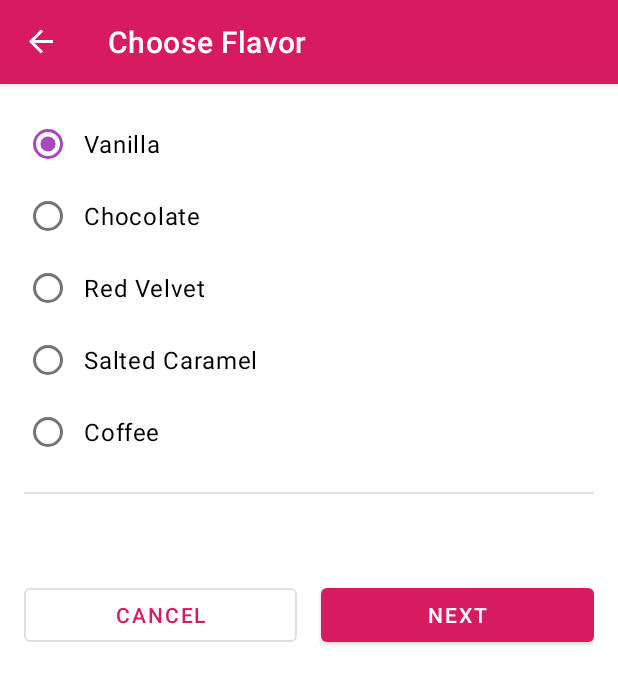
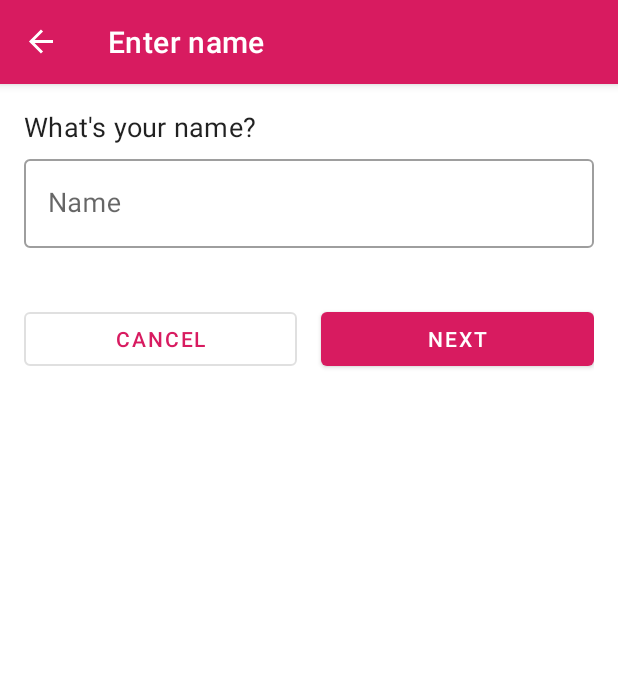
Before and after one commit to DmytroDyshuk/CupcakeOrderAppVM, an Android app: the screen it shows after launch (MainActivity), after a tap on "ONE CUPCAKE", on a phone screen of 412 x 824 dp. Shown: the top 684 px of the screen. Run offline under Robolectric (Android 15) with nearby library versions, the phone set to English and light mode, and no system bars; our stand-ins replace data binding, navigation-ui.

Commit message:
added logic for entering a name

```diff
--- /dev/null
+++ b/app/src/main/java/com/example/cupcakeorderappvm/NameFragment.kt
@@ -0,0 +1,63 @@
+package com.example.cupcakeorderappvm
+
+import android.os.Bundle
+import androidx.fragment.app.Fragment
+import android.view.LayoutInflater
+import android.view.View
+import android.view.ViewGroup
+import androidx.core.widget.addTextChangedListener
+import androidx.fragment.app.activityViewModels
+import androidx.navigation.fragment.findNavController
+import com.example.cupcakeorderappvm.databinding.FragmentNameBinding
+import com.example.cupcakeorderappvm.model.OrderViewModel
+
+class NameFragment : Fragment() {
+
+    private var binding: FragmentNameBinding? = null
+
+    private val sharedViewModel: OrderViewModel by activityViewModels()
+
+    override fun onCreateView(inflater: LayoutInflater, container: ViewGroup?, savedInstanceState: Bundle?): View? {
+        val fragmentBinding = FragmentNameBinding.inflate(inflater, container, false)
+        binding = fragmentBinding
+        return fragmentBinding.root
+    }
+
+    override fun onViewCreated(view: View, savedInstanceState: Bundle?) {
+        super.onViewCreated(view, savedInstanceState)
+        binding?.apply {
+            viewModel = sharedViewModel
+            lifecycleOwner = viewLifecycleOwner
+            fragmentName = this@NameFragment
+        }
+        setErrorNameListener()
+    }
+
+    override fun onDestroy() {
+        super.onDestroy()
+        binding = null
+    }
+
+    private fun setErrorNameListener() {
+        binding?.textInputEditTextName?.addTextChangedListener {
+            if (binding?.textInputEditTextName?.text.toString().isNotEmpty()) {
+                binding?.textInputLayoutName?.error = null
+            }
+        }
+    }
+
+    fun goToNextScreen() {
+        if (binding?.textInputEditTextName?.text.toString().isEmpty()) {
+            binding?.textInputLayoutName?.error = getString(R.string.error_name)
+        } else {
+            sharedViewModel.setUsername(binding?.textInputEditTextName?.text.toString())
+            findNavController().navigate(R.id.action_nameFragment_to_flavorFragment)
+        }
+    }
+
+    fun cancelOrder() {
+        sharedViewModel.resetOrder()
+        findNavController().navigate(R.id.action_nameFragment_to_startFragment)
+    }
+
+}
--- a/app/src/main/java/com/example/cupcakeorderappvm/StartFragment.kt
+++ b/app/src/main/java/com/example/cupcakeorderappvm/StartFragment.kt
@@ -52,7 +52,7 @@ class StartFragment : Fragment() {
         if (sharedViewModel.hasNoFlavorSet()) {
             sharedViewModel.setFlavor(getString(R.string.vanilla))
         }
-        findNavController().navigate(R.id.action_startFragment_to_flavorFragment)
+        findNavController().navigate(R.id.action_startFragment_to_nameFragment)
     }
 
 }
--- a/app/src/main/java/com/example/cupcakeorderappvm/SummaryFragment.kt
+++ b/app/src/main/java/com/example/cupcakeorderappvm/SummaryFragment.kt
@@ -17,6 +17,7 @@ package com.example.cupcakeorderappvm
 
 import android.content.Intent
 import android.os.Bundle
+import android.util.Log
 import androidx.fragment.app.Fragment
 import android.view.LayoutInflater
 import android.view.View
--- a/app/src/main/java/com/example/cupcakeorderappvm/model/OrderViewModel.kt
+++ b/app/src/main/java/com/example/cupcakeorderappvm/model/OrderViewModel.kt
@@ -15,6 +15,9 @@ class OrderViewModel : ViewModel() {
 
     private val _orderQuantity = MutableLiveData<Int>()
     var orderQuantity: LiveData<Int> = _orderQuantity
+
+    private val _username = MutableLiveData<String>()
+    var username: LiveData<String> = _username
 
     private val _cupcakeFlavor = MutableLiveData<String>()
     var cupcakeFlavor: LiveData<String> = _cupcakeFlavor
@@ -36,6 +39,10 @@ class OrderViewModel : ViewModel() {
     fun setQuantity(numberCupcakes: Int) {
         _orderQuantity.value = numberCupcakes
         updatePrice()
+    }
+
+    fun setUsername(name: String) {
+        _username.value = name
     }
 
     fun setFlavor(desiredFlavor: String) {
@@ -73,6 +80,7 @@ class OrderViewModel : ViewModel() {
 
     fun resetOrder() {
         _orderQuantity.value = 0
+        _username.value = ""
         _cupcakeFlavor.value = ""
         _date.value = dateOptions[0]
         _price.value = 0.0
--- /dev/null
+++ b/app/src/main/res/layout/fragment_name.xml
@@ -0,0 +1,81 @@
+<?xml version="1.0" encoding="utf-8"?>
+<layout xmlns:android="http://schemas.android.com/apk/res/android"
+    xmlns:tools="http://schemas.android.com/tools"
+    xmlns:app="http://schemas.android.com/apk/res-auto"
+    tools:context=".NameFragment">
+
+    <data>
+        <variable
+            name="viewModel"
+            type="com.example.cupcakeorderappvm.model.OrderViewModel" />
+        <variable
+            name="fragmentName"
+            type="com.example.cupcakeorderappvm.NameFragment" />
+    </data>
+
+    <ScrollView
+        android:layout_width="match_parent"
+        android:layout_height="match_parent">
+
+        <LinearLayout
+            android:layout_width="match_parent"
+            android:layout_height="wrap_content"
+            android:orientation="vertical"
+            android:padding="16dp">
+
+            <TextView
+                style="@style/Widget.OrderCupcake.TextView"
+                android:layout_width="wrap_content"
+                android:layout_height="wrap_content"
+                android:text="@string/your_name"
+                android:layout_marginBottom="4dp"/>
+
+            <com.google.android.material.textfield.TextInputLayout
+                android:id="@+id/text_input_layout_name"
+                style="?attr/textInputOutlinedStyle"
+                android:layout_width="match_parent"
+                android:layout_height="match_parent"
+                android:hint="@string/name"
+                app:errorEnabled="true">
+
+                <com.google.android.material.textfield.TextInputEditText
+                    android:id="@+id/text_input_edit_text_name"
+                    android:layout_width="match_parent"
+                    android:layout_height="wrap_content" />
+
+            </com.google.android.material.textfield.TextInputLayout>
+
+            <LinearLayout
+                android:layout_width="match_parent"
+                android:layout_height="wrap_content"
+                android:orientation="horizontal"
+                android:layout_marginTop="16dp">
+
+                <Button
+                    android:id="@+id/cancel_button"
+                    style="?attr/materialButtonOutlinedStyle"
+                    android:layout_width="0dp"
+                    android:layout_height="wrap_content"
+                    android:layout_weight="1"
+                    android:text="@string/cancel"
+                     android:onClick="@{() -> fragmentName.cancelOrder()}"/>
+
+                <View
+                    android:layout_width="16dp"
+                    android:layout_height="0dp"/>
+
+                <Button
+                    android:id="@+id/next_button"
+                    android:layout_width="0dp"
+                    android:layout_height="wrap_content"
+                    android:layout_weight="1"
+                    android:text="@string/next"
+                    android:onClick="@{() -> fragmentName.goToNextScreen()}"/>
+
+            </LinearLayout>
+
+        </LinearLayout>
+
+    </ScrollView>
+
+</layout>
--- a/app/src/main/res/navigation/nav_graph.xml
+++ b/app/src/main/res/navigation/nav_graph.xml
@@ -12,8 +12,8 @@
         android:label="@string/app_name"
         tools:layout="@layout/fragment_start" >
         <action
-            android:id="@+id/action_startFragment_to_flavorFragment"
-            app:destination="@id/flavorFragment" />
+            android:id="@+id/action_startFragment_to_nameFragment"
+            app:destination="@id/nameFragment" />
     </fragment>
     <fragment
         android:id="@+id/pickUpFragment"
@@ -54,4 +54,18 @@
             app:popUpTo="@id/startFragment"
             app:popUpToInclusive="true" />
     </fragment>
+    <fragment
+        android:id="@+id/nameFragment"
+        android:name="com.example.cupcakeorderappvm.NameFragment"
+        android:label="@string/enter_name"
+        tools:layout="@layout/fragment_name" >
+        <action
+            android:id="@+id/action_nameFragment_to_flavorFragment"
+            app:destination="@id/flavorFragment" />
+        <action
+            android:id="@+id/action_nameFragment_to_startFragment"
+            app:destination="@id/startFragment"
+            app:popUpTo="@id/startFragment"
+            app:popUpToInclusive="true" />
+    </fragment>
 </navigation>
--- a/app/src/main/res/values/strings.xml
+++ b/app/src/main/res/values/strings.xml
@@ -11,6 +11,11 @@
     <string name="red_velvet">Red Velvet</string>
     <string name="salted_caramel">Salted Caramel</string>
     <string name="coffee">Coffee</string>
+    <string name="apple">Apple</string>
+    <string name="not_available_for_same_day">(not being available for same day pickup)</string>
+    <string name="your_name">What\'s your name?</string>
+    <string name="name">Name</string>
+    <string name="enter_name">Enter name</string>
     <string name="special_flavor">Special Flavor</string>
     <string name="cancel">Cancel</string>
     <string name="next">Next</string>
@@ -23,6 +28,7 @@
     <string name="subtotal_price">Subtotal %s</string>
     <string name="total_price">Total %s</string>
     <string name="new_cupcake_order">New Cupcake Order</string>
+    <string name="error_name">Please enter a name</string>
     <string name="order_details">Quantity: %1$s \n Flavor: %2$s \nPickup date: %3$s \n
         Total: %4$s \n\n Thank you!</string>
     <plurals name="cupcakes">
```
Also changed, not shown: app/src/main/res/layout/fragment_flavor.xml (+18 -0 lines), app/src/main/res/layout/fragment_summary.xml (+27 -2 lines), app/src/main/res/values/styles.xml (+3 -4 lines).
